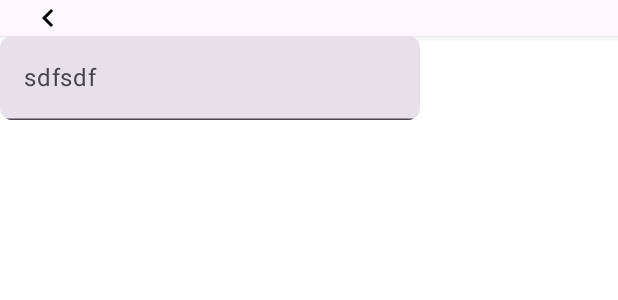
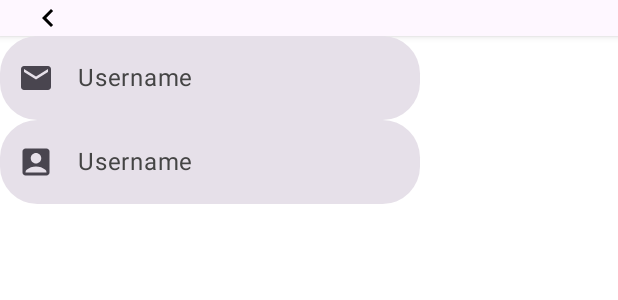
Before and after one commit to uxlabspk/NeuroScape, an Android app built with Jetpack Compose: the @Preview function PreviewLoginScreen, on a phone screen of 412 x 824 dp. Shown: the top 300 px of the screen. Run offline under Robolectric (Android 15) with nearby library versions, the phone set to English and light mode, and no system bars.

Commit message:
Hamza: adding password input field and icons

```diff
--- a/app/src/main/java/io/github/uxlabspk/neuroscape/views/LoginScreen.kt
+++ b/app/src/main/java/io/github/uxlabspk/neuroscape/views/LoginScreen.kt
@@ -2,37 +2,27 @@ package io.github.uxlabspk.neuroscape.views
 
 import androidx.compose.foundation.layout.Arrangement
 import androidx.compose.foundation.layout.Column
-import androidx.compose.foundation.shape.RoundedCornerShape
-import androidx.compose.material3.Text
-import androidx.compose.material3.TextField
-import androidx.compose.material3.TextFieldDefaults
+import androidx.compose.material.icons.Icons
+import androidx.compose.material.icons.filled.AccountBox
+import androidx.compose.material.icons.filled.Email
 import androidx.compose.runtime.Composable
 import androidx.compose.ui.Alignment
 import androidx.compose.ui.Modifier
-import androidx.compose.ui.graphics.Color
 import androidx.compose.ui.tooling.preview.Preview
-import androidx.compose.ui.unit.dp
 import io.github.uxlabspk.neuroscape.views.components.TopBar
+import io.github.uxlabspk.neuroscape.views.components.UserInput
 
 
 @Composable
 fun LoginScreen() {
     Column {
         TopBar(text = "", modifier = Modifier)
-        Column(horizontalAlignment = Alignment.CenterHorizontally, verticalArrangement = Arrangement.Center) {
-            TextField(
-                value = "",
-                onValueChange = {},
-                colors = TextFieldDefaults.colors(
-                    focusedIndicatorColor = Color.Transparent,
-
-                ),
-                placeholder = {
-                    Text(text = "sdfsdf")
-                },
-                shape = RoundedCornerShape(8.dp)
-
-            )
+        Column(
+            horizontalAlignment = Alignment.CenterHorizontally,
+            verticalArrangement = Arrangement.Center
+        ) {
+            UserInput(text = "Username", inputIcon = Icons.Default.Email)
+            UserInput(text = "Username", inputIcon = Icons.Default.AccountBox)
         }
     }
 }
--- /dev/null
+++ b/app/src/main/res/drawable/ic_invisible.xml
@@ -0,0 +1,5 @@
+<vector xmlns:android="http://schemas.android.com/apk/res/android" android:height="24dp" android:tint="#000000" android:viewportHeight="24" android:viewportWidth="24" android:width="24dp">
+
+    <path android:fillColor="@android:color/white" android:pathData="M12,7c2.76,0 5,2.24 5,5 0,0.65 -0.13,1.26 -0.36,1.83l2.92,2.92c1.51,-1.26 2.7,-2.89 3.43,-4.75 -1.73,-4.39 -6,-7.5 -11,-7.5 -1.4,0 -2.74,0.25 -3.98,0.7l2.16,2.16C10.74,7.13 11.35,7 12,7zM2,4.27l2.28,2.28 0.46,0.46C3.08,8.3 1.78,10.02 1,12c1.73,4.39 6,7.5 11,7.5 1.55,0 3.03,-0.3 4.38,-0.84l0.42,0.42L19.73,22 21,20.73 3.27,3 2,4.27zM7.53,9.8l1.55,1.55c-0.05,0.21 -0.08,0.43 -0.08,0.65 0,1.66 1.34,3 3,3 0.22,0 0.44,-0.03 0.65,-0.08l1.55,1.55c-0.67,0.33 -1.41,0.53 -2.2,0.53 -2.76,0 -5,-2.24 -5,-5 0,-0.79 0.2,-1.53 0.53,-2.2zM11.84,9.02l3.15,3.15 0.02,-0.16c0,-1.66 -1.34,-3 -3,-3l-0.17,0.01z"/>
+
+</vector>
--- /dev/null
+++ b/app/src/main/res/drawable/ic_password.xml
@@ -0,0 +1,5 @@
+<vector xmlns:android="http://schemas.android.com/apk/res/android" android:height="24dp" android:tint="#000000" android:viewportHeight="24" android:viewportWidth="24" android:width="24dp">
+
+    <path android:fillColor="@android:color/white" android:pathData="M2,17h20v2H2V17zM3.15,12.95L4,11.47l0.85,1.48l1.3,-0.75L5.3,10.72H7v-1.5H5.3l0.85,-1.47L4.85,7L4,8.47L3.15,7l-1.3,0.75L2.7,9.22H1v1.5h1.7L1.85,12.2L3.15,12.95zM9.85,12.2l1.3,0.75L12,11.47l0.85,1.48l1.3,-0.75l-0.85,-1.48H15v-1.5h-1.7l0.85,-1.47L12.85,7L12,8.47L11.15,7l-1.3,0.75l0.85,1.47H9v1.5h1.7L9.85,12.2zM23,9.22h-1.7l0.85,-1.47L20.85,7L20,8.47L19.15,7l-1.3,0.75l0.85,1.47H17v1.5h1.7l-0.85,1.48l1.3,0.75L20,11.47l0.85,1.48l1.3,-0.75l-0.85,-1.48H23V9.22z"/>
+
+</vector>
--- /dev/null
+++ b/app/src/main/res/drawable/ic_visible.xml
@@ -0,0 +1,5 @@
+<vector xmlns:android="http://schemas.android.com/apk/res/android" android:height="24dp" android:tint="#000000" android:viewportHeight="24" android:viewportWidth="24" android:width="24dp">
+
+    <path android:fillColor="@android:color/white" android:pathData="M12,4.5C7,4.5 2.73,7.61 1,12c1.73,4.39 6,7.5 11,7.5s9.27,-3.11 11,-7.5c-1.73,-4.39 -6,-7.5 -11,-7.5zM12,17c-2.76,0 -5,-2.24 -5,-5s2.24,-5 5,-5 5,2.24 5,5 -2.24,5 -5,5zM12,9c-1.66,0 -3,1.34 -3,3s1.34,3 3,3 3,-1.34 3,-3 -1.34,-3 -3,-3z"/>
+
+</vector>
```
Also changed, not shown: app/src/main/java/io/github/uxlabspk/neuroscape/views/components/UserInput.kt (+73 -4 lines).
